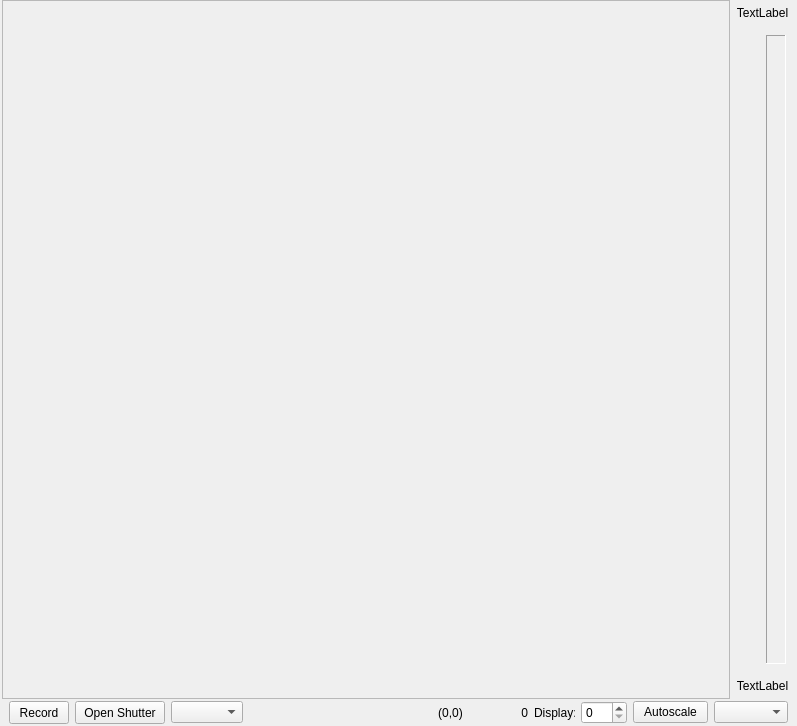
First picture: the form in hal4000/qtdesigner/camera-display.ui, repository ZhuangLab/storm-control, before the edit.
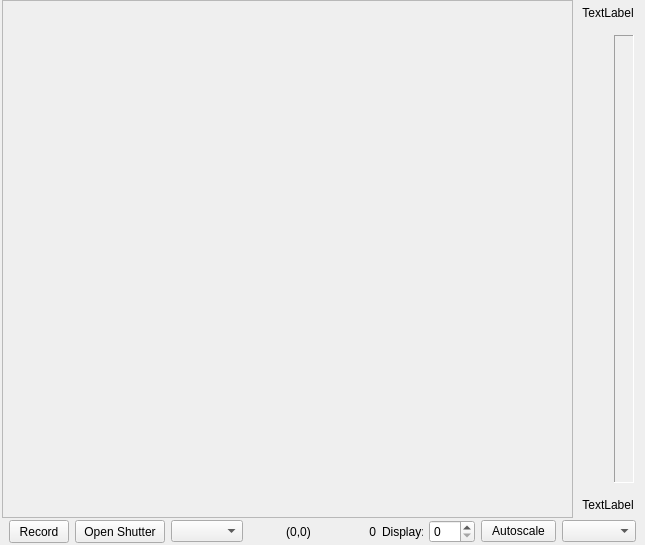
Second picture: the form after the edit. Custom widgets are drawn as their Qt base class.

The edit to the form file:
```diff
--- a/hal4000/qtdesigner/camera-display.ui
+++ b/hal4000/qtdesigner/camera-display.ui
@@ -6,8 +6,8 @@
    <rect>
     <x>0</x>
     <y>0</y>
-    <width>797</width>
-    <height>726</height>
+    <width>645</width>
+    <height>545</height>
    </rect>
   </property>
   <property name="windowTitle">
@@ -84,8 +84,8 @@
           <rect>
            <x>0</x>
            <y>0</y>
-           <width>726</width>
-           <height>697</height>
+           <width>569</width>
+           <height>512</height>
           </rect>
          </property>
         </widget>
@@ -95,13 +95,13 @@
        <widget class="QWidget" name="scaleWidget" native="true">
         <property name="minimumSize">
          <size>
-          <width>65</width>
+          <width>70</width>
           <height>0</height>
          </size>
         </property>
         <property name="maximumSize">
          <size>
-          <width>16777215</width>
+          <width>70</width>
           <height>16777215</height>
          </size>
         </property>
@@ -141,7 +141,7 @@
              <widget class="QWidget" name="rangeSliderWidget" native="true">
               <property name="minimumSize">
                <size>
-                <width>9</width>
+                <width>10</width>
                 <height>0</height>
                </size>
               </property>
@@ -149,6 +149,12 @@
             </item>
             <item>
              <widget class="QFrame" name="colorFrame">
+              <property name="minimumSize">
+               <size>
+                <width>10</width>
+                <height>0</height>
+               </size>
+              </property>
               <property name="maximumSize">
                <size>
                 <width>20</width>
```
Left out of the diff: 11 changed lines with no effect on the pictures.
